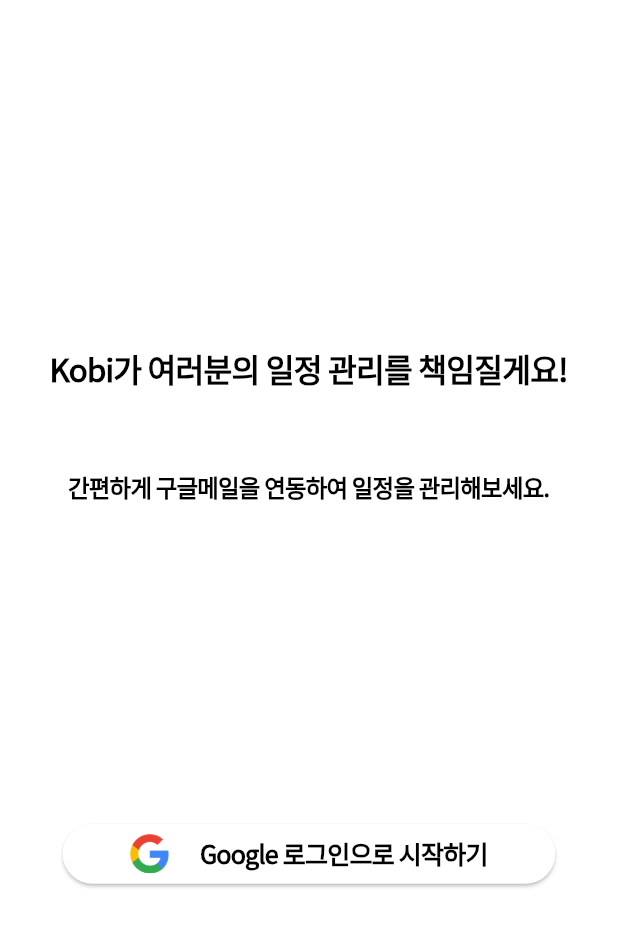
After one commit to oreo1001/kobi, a Flutter app: the screen it shows after launch, after a tap on "Google 로그인으로 시작하기", on a phone screen of 412 x 824 dp. The commit adds this screen. Shown: the top 927 px of the screen. Run offline on Flutter 3.47's test engine with Material 3 defaults, Android fonts, the phone set to English and light mode, and no system bars; our stand-ins replace firebase_core, firebase_messaging, flutter_local_notifications, flutter_native_splash, flutter_screenutil, flutter_secure_storage and 7 more; missing offline and left inert: audio_session, audiofileplayer, flutter_snowboy, flutter_sound; accounts and stored records are empty; network calls fail.

Commit message:
로그인 기능 구현 커밋1

```diff
--- /dev/null
+++ b/lib/Class/secure_storage.dart
@@ -0,0 +1,26 @@
+import 'package:flutter_secure_storage/flutter_secure_storage.dart';
+
+class SecureStorage {
+  final storage = const FlutterSecureStorage();
+
+  Future setUser(Map<String, String> googleAccountInfo) async {
+    for (var key in googleAccountInfo.keys) {
+      await storage.write(key: key, value: googleAccountInfo[key].toString());
+    }
+  }
+
+  // 저장된 사용자 ID 가져오기
+  Future<String?> getUserId() async {
+    String? userId = await storage.read(key: 'userId');
+    return userId;
+  }
+
+  Future<Map<String, String>> getUser(List<String> keys) async {
+    Map<String, String> userInfo = {};
+    for (var key in keys) {
+      String? value = await storage.read(key: key);
+      userInfo[key] = value ?? '';
+    }
+    return userInfo;
+  }
+}
--- /dev/null
+++ b/lib/Controller/auth_controller.dart
@@ -0,0 +1,45 @@
+import 'package:firebase_messaging/firebase_messaging.dart';
+import 'package:get/get.dart';
+import '../Class/secure_storage.dart';
+import '../User/class_contact.dart';
+
+class AuthController extends GetxController {
+  RxString userId = ''.obs;
+  RxString name = ''.obs;
+  RxString photoUrl = ''.obs;
+  RxString email = ''.obs;
+
+  RxList<Contact> contactList = <Contact>[].obs;
+  String? token;
+
+  Future<String?> getToken() async {
+    FirebaseMessaging messaging = FirebaseMessaging.instance;
+    String? token = await messaging.getToken();
+    try {
+      print('디바이스의 fcmToken : $token');
+      return token;
+    } catch (e) {
+      return null;
+    }
+  }
+
+  ///사용자 불러오기
+  Future<void> loadUser() async {
+    final storage = SecureStorage();
+    Map<String, String> storedUser = await storage.getUser(['displayName', 'email', 'userId', 'photoUrl']);
+
+    print('storedUser: $storedUser');
+    if (storedUser['userId'] != null && storedUser['userId']!.isNotEmpty) {
+      userId.value = storedUser['userId']!;
+    }
+    if (storedUser['displayName'] != null && storedUser['displayName']!.isNotEmpty) {
+      name.value = storedUser['displayName']!;
+    }
+    if (storedUser['email'] != null && storedUser['email']!.isNotEmpty) {
+      email.value = storedUser['email']!;
+    }
+    if (storedUser['photoUrl'] != null && storedUser['photoUrl']!.isNotEmpty) {
+      photoUrl.value = storedUser['photoUrl']!;
+    }
+  }
+}
--- /dev/null
+++ b/lib/Dialog/update_event_dialog.dart
@@ -0,0 +1,40 @@
+import 'package:flutter/material.dart';
+import 'package:get/get.dart';
+
+import '../Class/class_my_event.dart';
+import '../Controller/event_controller.dart';
+void showUpdateEventDialog() {  //Map<String, dynamic> beforeEvent, Map<String, dynamic> afterEvent
+  EventController eventController = Get.find<EventController>();
+  MyEvent beforeEvent = eventController.beforeEvent.value;
+  MyEvent afterEvent = eventController.currentEvent.value;
+  Get.dialog(
+    AlertDialog(
+      title: Text('이벤트 업데이트'),
+      content: SingleChildScrollView(
+        child: ListBody(
+          children: <Widget>[
+            Text('이전 이벤트 정보:'),
+            Text('설명: ${beforeEvent.description}'),
+            Text('시작 시간: ${beforeEvent.startTime}'),
+            Text('종료 시간: ${beforeEvent.endTime}'),
+            Text('장소: ${beforeEvent.location}'),
+            SizedBox(height: 20), // 간격 추가
+            Text('업데이트된 이벤트 정보:'),
+            Text('설명: ${afterEvent.description}'),
+            Text('시작 시간: ${afterEvent.startTime}'),
+            Text('종료 시간: ${afterEvent.endTime}'),
+            Text('장소: ${afterEvent.location}'),
+          ],
+        ),
+      ),
+      actions: <Widget>[
+        TextButton(
+          child: Text("취소"),
+          onPressed: () {
+            Get.back();
+          },
+        ),
+      ],
+    ),
+  );
+}
--- /dev/null
+++ b/lib/Login/page_login.dart
@@ -0,0 +1,166 @@
+import 'dart:io';
+
+import 'package:flutter/material.dart';
+import 'package:flutter_screenutil/flutter_screenutil.dart';
+import 'package:get/get.dart';
+import 'package:google_sign_in/google_sign_in.dart';
+
+import '../Controller/auth_controller.dart';
+import '../Dialog/scope_dialog.dart';
+import '../User/class_contact.dart';
+import '../function_http_request.dart';
+import '../Class/secure_storage.dart';
+import '../theme.dart';
+
+class LoginPage extends StatefulWidget {
+  const LoginPage({super.key});
+
+  @override
+  State createState() => _LoginPageState();
+}
+
+class _LoginPageState extends State<LoginPage> {
+  late GoogleSignIn googleSignIn;
+  final storage = SecureStorage();
+  AuthController authController = Get.find();
+
+  @override
+  void initState() {
+    super.initState();
+  }
+
+  static const List<String> scopes = <String>[
+    'https://www.googleapis.com/auth/calendar',
+    'https://mail.google.com/',
+    // 'https://www.googleapis.com/auth/userinfo.email',
+    'https://www.googleapis.com/auth/userinfo.profile',
+  ];
+
+  Future<void> _handleSignIn() async {
+    try {
+      if (Platform.isIOS || Platform.isMacOS) {
+        /// 맥 ios
+        googleSignIn = GoogleSignIn(
+            serverClientId:
+                "141390383697-decv3cc5gd5ua99kkgb32ilqelaijguo.apps.googleusercontent.com",
+            clientId:
+                "141390383697-d6k21l56sd13s4msfa7tone9cavbrdt1.apps.googleusercontent.com",
+            scopes: scopes,
+            forceCodeForRefreshToken: true);
+      } else {
+        /// 안드로이드
+        googleSignIn = GoogleSignIn(
+            serverClientId:
+                "141390383697-decv3cc5gd5ua99kkgb32ilqelaijguo.apps.googleusercontent.com",
+            scopes: scopes,
+            forceCodeForRefreshToken: true);
+      }
+      GoogleSignInAccount? googleAccount = await googleSignIn.signIn();
+      String? serverAuthCode = googleAccount?.serverAuthCode;
+      String googleId = 'google-${googleAccount!.id}';
+      Map<String, String> accountMap = {
+        'userId': googleId,
+        'displayName': googleAccount.displayName ?? '',
+        'email': googleAccount.email,
+        'photoUrl': googleAccount.photoUrl ?? '',
+      };
+
+      Get.toNamed('/loading');
+
+      authController.userId.value = googleId;
+      authController.name.value = googleAccount.displayName ?? '';
+      authController.email.value = googleAccount.email;
+      authController.photoUrl.value = googleAccount.photoUrl ?? '';
+
+      String? token = await authController.getToken();
+
+      Map<String, dynamic> responseMap = await httpResponse('/auth/signIn',
+          {'fcmToken': token, 'authCode': serverAuthCode, 'user': googleId});
+
+      if (responseMap['statusCode'] == 400) {
+        if (responseMap.containsKey('message') &&
+            responseMap['message'].contains('scope')) {
+          Get.offNamed('/login');
+          showScopeDialog();
+          print('scope 오류');
+        } else {
+          print('400 다른 오류');
+          Get.offNamed('/login');
+        }
+      } else if (responseMap['statusCode'] == 200) {
+        storage.setUser(accountMap); //로그인 되었을 때
+        if (responseMap.containsKey('contactList')) {
+          authController.contactList.value =
+              convertDynamicListToContactList(responseMap['contactList']);
+        }
+        Get.offNamed('/');
+      } else {
+        print('error가 생성되었어요! 500 이거나 다른 오류');
+      }
+    } catch (error) {
+      print(error);
+    }
+  }
+
+  @override
+  Widget build(BuildContext context) {
+    return Scaffold(
+      body: Column(
+        mainAxisAlignment: MainAxisAlignment.center,
+        crossAxisAlignment: CrossAxisAlignment.center,
+        children: <Widget>[
+          Text(
+            'Kobi가 여러분의 일정 관리를 책임질게요!',
+            style: textTheme().displayLarge?.copyWith(fontSize: 20.sp),
+          ),
+          SizedBox(
+            height: 50.h,
+          ),
+          Text(
+            '간편하게 구글메일을 연동하여 일정을 관리해보세요.',
+            style: textTheme().displayMedium?.copyWith(fontSize: 15.sp),
+          ),
+          SizedBox(height: 200.h),
+          Padding(
+            padding: EdgeInsets.symmetric(horizontal: 40.w),
+            child: ElevatedButton(
+              style: ElevatedButton.styleFrom(
+                backgroundColor: Colors.white,
+              ),
+              onPressed: () {
+                _handleSignIn();
+              },
+              child: Container(
+                width: 280.w,
+                child:
+                    Row(mainAxisAlignment: MainAxisAlignment.center, children: [
+                  SizedBox(
+                    width: 25.w,
+                    child: Center(
+                      child: ClipRRect(
+                        child: Image.asset(
+                          "assets/images/구글 로고.png",
+                          height: 25.h,
+                        ),
+                      ),
+                    ),
+                  ),
+                  SizedBox(
+                    width: 20.w,
+                  ),
+                  Text(
+                    "Google 로그인으로 시작하기",
+                    style: textTheme()
+                        .displayLarge!
+                        .copyWith(fontSize: 16.sp, fontWeight: FontWeight.w700),
+                    textAlign: TextAlign.center,
+                  ),
+                ]),
+              ),
+            ),
+          ),
+        ],
+      ),
+    );
+  }
+}
--- /dev/null
+++ b/lib/User/class_contact.dart
@@ -0,0 +1,23 @@
+class Contact {
+  String emailAddress;
+  String name;
+
+  Contact({
+    required this.emailAddress,
+    required this.name,
+  });
+
+  @override
+  String toString() {
+    return '{emailAddress: $emailAddress, name: $name}';
+  }
+}
+
+List<Contact> convertDynamicListToContactList(List<dynamic> dynamicList) {
+  return dynamicList.map((item) {
+    return Contact(
+      emailAddress: item['emailAddress'], // 'item'은 dynamic 형식이므로 필드에 직접 접근합니다.
+      name: item['name'],
+    );
+  }).toList();
+}
--- a/lib/main.dart
+++ b/lib/main.dart
@@ -3,6 +3,7 @@ import 'package:flutter_local_notifications/flutter_local_notifications.dart';
 import 'package:flutter_native_splash/flutter_native_splash.dart';
 import 'package:flutter_screenutil/flutter_screenutil.dart';
 import 'package:flutter_timezone/flutter_timezone.dart';
+import 'package:kobi/Controller/auth_controller.dart';
 import 'package:kobi/Main/page_main.dart';
 import 'package:timezone/data/latest_all.dart' as tz;
 import 'package:timezone/timezone.dart' as tz;
@@ -14,6 +15,11 @@ import 'Alarm/page_alarm.dart';
 
 import 'package:firebase_core/firebase_core.dart';
 import 'package:firebase_messaging/firebase_messaging.dart';
+
+import 'Class/secure_storage.dart';
+import 'Login/page_login.dart';
+import 'User/class_contact.dart';
+import 'function_http_request.dart';
 
 @pragma('vm:entry-point')
 void notificationTapBackground(NotificationResponse notificationResponse) {
@@ -30,9 +36,10 @@ void main() async {
   WidgetsBinding widgetsBinding =  WidgetsFlutterBinding.ensureInitialized();
   await _configureLocalTimeZone();
 
+  ///Native Splash를 위한 코드 (splash를 바인딩)
   FlutterNativeSplash.preserve(widgetsBinding: widgetsBinding);
-  Firebase.initializeApp().whenComplete(() => FlutterNativeSplash.remove() );
-  // needed if you intend to initialize in the `main` function
+  // Firebase.initializeApp().whenComplete(() => FlutterNativeSplash.remove() );
+
   //const MethodChannel platform = MethodChannel('dexterx.dev/flutter_local_notifications_example');  //메소드 채널 이름 설정
   Get.put(NotificationController(), permanent: true);
   alarmInitializeFunction();
@@ -53,11 +60,36 @@ class MyAppState extends State<MyApp> {
   NotificationController notificationController = Get.find();
   String? selectedNotificationPayload; //알람을 눌렀을 때
   NotificationAppLaunchDetails? notificationAppLaunchDetails;
+  AuthController authController = Get.put(AuthController(),permanent: true);
+  final storage = SecureStorage();
 
   @override
   void initState() {
     super.initState();
+    getUserProfile();
     //_initNotificationDetails();
+  }
+
+  Future<bool> checkIfLogin() async {
+    String? userId = await storage.getUserId();
+    if(userId == null || userId.isEmpty){
+      return false;
+    }
+    return true;
+  }
+
+  Future getUserProfile() async {
+    bool isLoggedIn = await checkIfLogin();
+    if(isLoggedIn){
+      String? token = await authController.getToken();
+      await authController.loadUser();
+
+      String userId = authController.userId.value;
+      Map<String, dynamic> responseMap = await httpResponse('/auth/login', {'fcmToken': token, 'user': userId});
+
+      authController.contactList.value = convertDynamicListToContactList(responseMap['contactList']);
+      print('contactList: ${authController.contactList.toString()}');
+    }
   }
 
   void _initNotificationDetails() async {
@@ -95,6 +127,7 @@ class MyAppState extends State<MyApp> {
               )),
           getPages: [
             GetPage(name: '/', page: () => MainPage()),
+            GetPage(name: '/login', page: () => LoginPage()),
             GetPage(
                 name: '/alarm',
                 page: () => AlarmPage(notificationAppLaunchDetails)),
@@ -102,7 +135,23 @@ class MyAppState extends State<MyApp> {
                 name: '/ringing',
                 page: () => RingingPage(selectedNotificationPayload)),
           ],
-          home: MainPage()),
+          home: FutureBuilder<bool>(      //로그인 확인하여 페이지 라우팅
+            future: checkIfLogin(),
+            builder: (BuildContext context, AsyncSnapshot<bool> snapshot) {
+              if (snapshot.connectionState == ConnectionState.waiting) {
+                return const CircularProgressIndicator(); // 로딩 중일 때 보여줄 위젯
+              } else {
+                FlutterNativeSplash.remove();
+                final bool? isLogged = snapshot.data;
+                if (isLogged == null || !isLogged) {
+                  return LoginPage();
+                } else {
+                  return MainPage();
+                }
+              }
+            }
+          ),
+      ),
     );
   }
 }
```
Also changed, not shown: lib/Class/class_my_event.dart (added, +27 -0 lines), lib/Class/notification_service.dart (deleted, +0 -16 lines), lib/Controller/event_controller.dart (added, +37 -0 lines), lib/Dialog/delete_dialog.dart (added, +34 -0 lines), lib/Dialog/event_dialog.dart (added, +34 -0 lines), lib/Dialog/scope_dialog.dart (added, +25 -0 lines), pubspec.yaml (+13 -11 lines), assets/images/arrow.jpg (added), assets/images/구글 로고.png (added), pubspec.lock, 5 other files.
